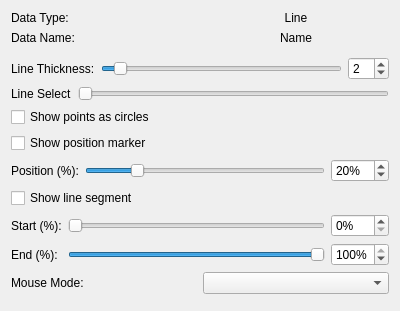
This is src/WhiskerToolbox/Media_Widget/MediaLine_Widget/MediaLine_Widget.ui in paulmthompson/WhiskerToolbox as Qt 5 draws it before an edit. The edited form follows.
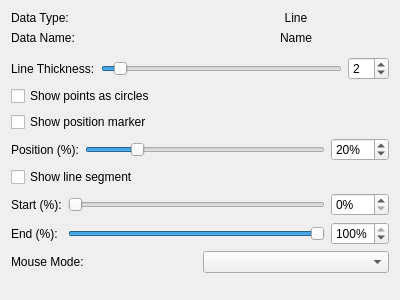
This is the edited form. Custom widgets are drawn as their Qt base class.

```diff
--- a/src/WhiskerToolbox/Media_Widget/MediaLine_Widget/MediaLine_Widget.ui
+++ b/src/WhiskerToolbox/Media_Widget/MediaLine_Widget/MediaLine_Widget.ui
@@ -99,27 +99,6 @@
      </item>
     </layout>
    </item>
-   <item>
-    <layout class="QGridLayout" name="gridLayout">
-     <item row="0" column="0">
-      <widget class="QLabel" name="label_6">
-       <property name="text">
-        <string>Line Select</string>
-       </property>
-      </widget>
-     </item>
-     <item row="0" column="2">
-      <widget class="QSlider" name="line_select_slider">
-       <property name="maximum">
-        <number>0</number>
-       </property>
-       <property name="orientation">
-        <enum>Qt::Orientation::Horizontal</enum>
-       </property>
-      </widget>
-     </item>
-    </layout>
-   </item>
    <item>
     <widget class="QCheckBox" name="show_points_checkbox">
      <property name="text">
```
